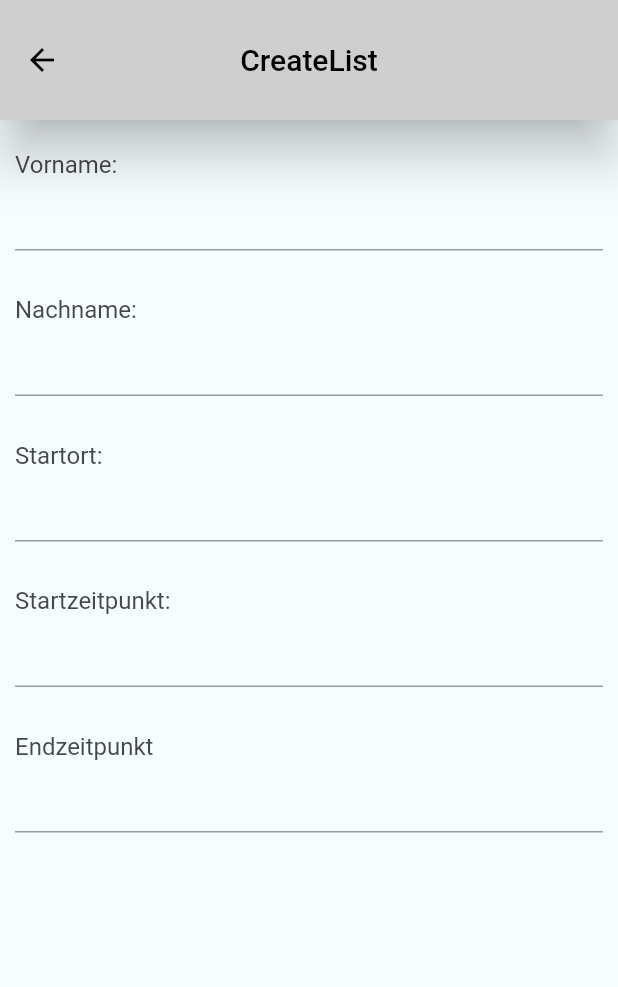
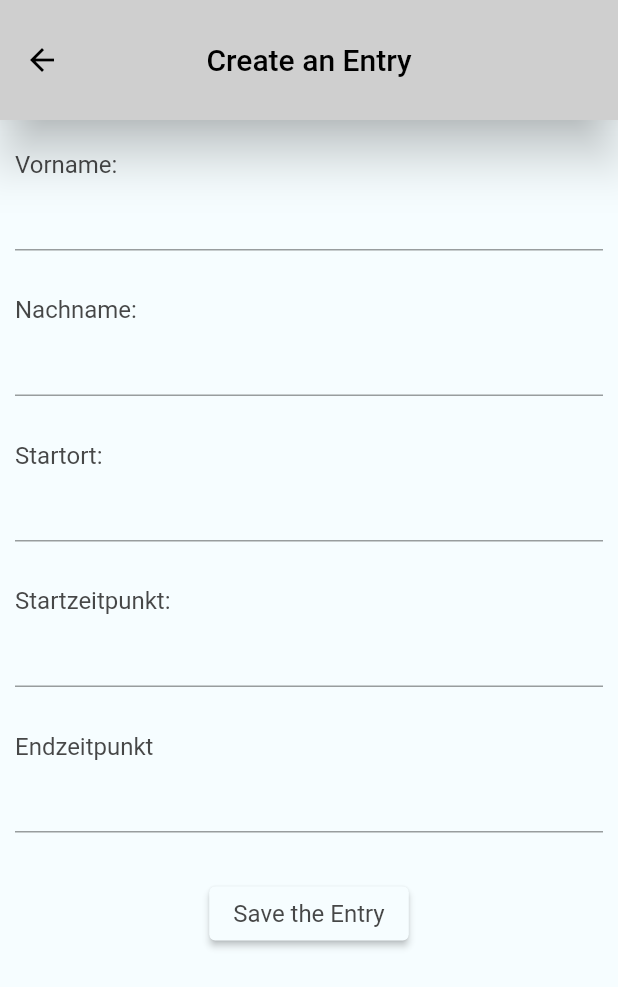
Before and after one commit to FoxH3/droneassistent, a Flutter app: the CreateList screen opened directly, on a phone screen of 412 x 824 dp. Shown: the top 987 px of the screen. Run offline on Flutter 3.47's test engine with Material 2 defaults, Android fonts, the phone set to English and light mode, and no system bars; our stand-ins replace flutter_screenutil, shared_preferences; accounts and stored records are empty.

Commit message:
checklist update

```diff
--- a/lib/Pages/checklist.dart
+++ b/lib/Pages/checklist.dart
@@ -43,7 +43,7 @@ class ChecklistState extends State<Checklist> {
                       color: Theme.of(context).colorScheme.tertiary,
                     ),
                     Text(
-                      "Create New Checklist",
+                      "Create a New Entry",
                       style: Theme.of(context).textTheme.headlineLarge,
                     ),
                   ])),
@@ -68,7 +68,7 @@ class ChecklistState extends State<Checklist> {
                       color: Theme.of(context).colorScheme.tertiary,
                     ),
                     Text(
-                      "View existing Checklists",
+                      "View existing Entry",
                       style: Theme.of(context).textTheme.headlineLarge,
                     ),
                   ])),
--- a/lib/Pages/createlist.dart
+++ b/lib/Pages/createlist.dart
@@ -19,7 +19,7 @@ class ChecklistState extends State<CreateList> {
   @override
   Widget build(BuildContext context) {
     return Scaffold(
-        appBar: appBar("CreateList"),
+        appBar: appBar("Create an Entry"),
         body: SafeArea(
             child: Padding(
                 padding:
@@ -55,6 +55,13 @@ class ChecklistState extends State<CreateList> {
                         child: Text("Endzeitpunkt",
                             style: Theme.of(context).textTheme.titleMedium)),
                     const TextField(),
+                    const SizedBox(height: 30),
+                    ElevatedButton(
+                        onPressed: () {},
+                        child: Text(
+                          "Save the Entry",
+                          style: Theme.of(context).textTheme.titleMedium,
+                        ))
                   ],
                 ))));
   }
--- a/lib/Pages/viewlist.dart
+++ b/lib/Pages/viewlist.dart
@@ -13,7 +13,7 @@ class ChecklistState extends State<ViewList> {
   @override
   Widget build(BuildContext context) {
     return Scaffold(
-      appBar: appBar("ViewList"),
+      appBar: appBar("Entry Viewer"),
       body: Container(),
     );
   }
```
